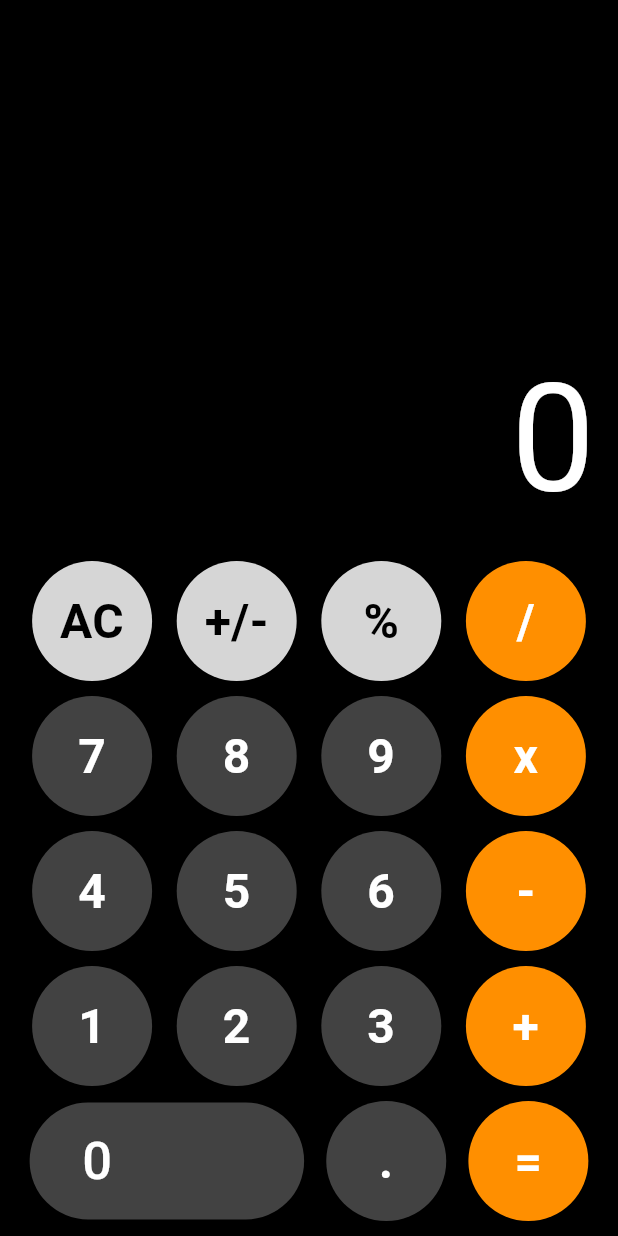
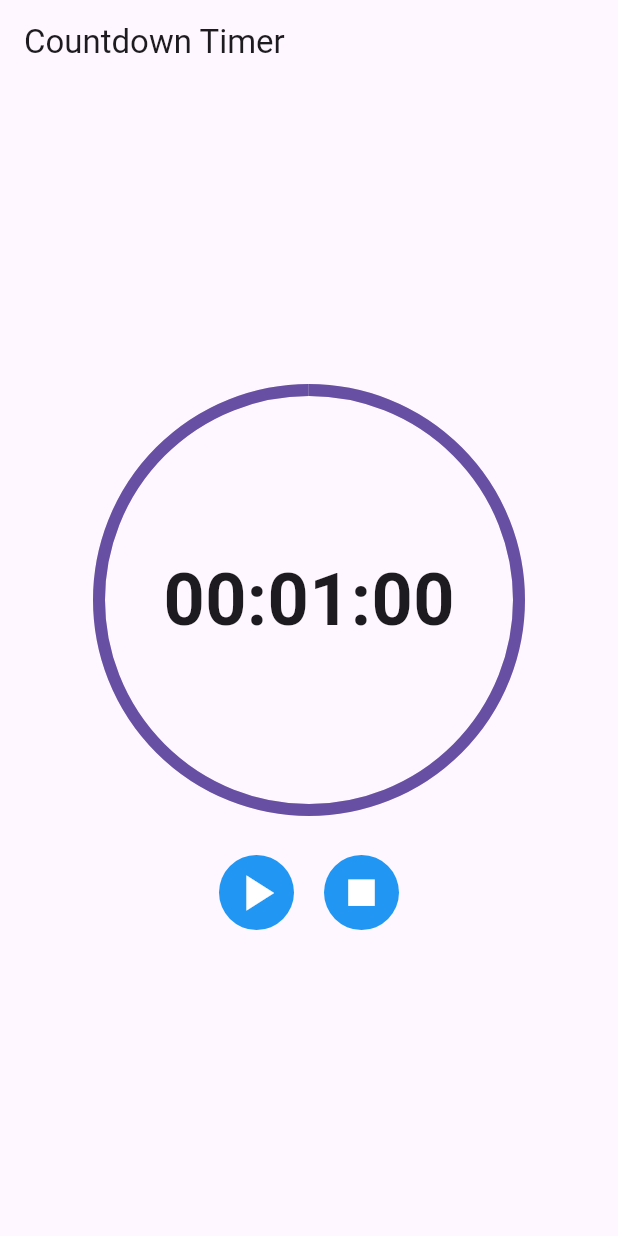
Before and after one commit to Nabinji/Flutter_Provider, a Flutter app: the screen it shows after launch, on a phone screen of 412 x 824 dp. Run offline on Flutter 3.47's test engine with Material 3 defaults, Android fonts, the phone set to English and light mode, and no system bars; missing offline and left inert: function_tree.

Commit message:
Coutdown Timer App

```diff
--- a/lib/Calculator/Screen/my_calculator.dart
+++ b/lib/Calculator/Screen/my_calculator.dart
@@ -1,8 +1,9 @@
 import 'dart:async';
+
 import 'package:flutter/material.dart';
+import 'package:flutter_provider/Calculator/Provider/calculator_provider.dart';
 import 'package:flutter_provider/Calculator/color.dart';
 import 'package:provider/provider.dart';
-import '../Provider/calculator_provider.dart';
 
 class MyCalculator extends StatefulWidget {
   const MyCalculator({super.key});
@@ -12,18 +13,17 @@ class MyCalculator extends StatefulWidget {
 }
 
 class _MyCalculatorState extends State<MyCalculator> {
-  Map<String, bool> buttonStates = {};
-
-  void handleTap(String btntxt) {
+  Map<String, bool> buttonStates = {}; // for button state
+  void handleTap(String text) {
     setState(() {
-      buttonStates[btntxt] = true;
+      buttonStates[text] = true;
     });
-
-    Provider.of<CalculatorProvider>(context, listen: false).setValue(btntxt);
-
+    // for provider call
+    Provider.of<CalculatorProvider>(context, listen: false).setValue(text);
+// for button color movement
     Timer(const Duration(milliseconds: 350), () {
       setState(() {
-        buttonStates[btntxt] = false;
+        buttonStates[text] = false;
       });
     });
   }
@@ -32,97 +32,94 @@ class _MyCalculatorState extends State<MyCalculator> {
   Widget build(BuildContext context) {
     return Consumer<CalculatorProvider>(builder: (context, provider, _) {
       return Scaffold(
-        backgroundColor: Colors.black,
         body: SafeArea(
           child: Padding(
             padding: const EdgeInsets.symmetric(horizontal: 5),
             child: Column(
               mainAxisAlignment: MainAxisAlignment.end,
-              children: <Widget>[
+              children: [
+                // for displaying total
                 Align(
                   alignment: Alignment.centerRight,
                   child: SingleChildScrollView(
                     scrollDirection: Axis.horizontal,
-                    child: Row(
-                      mainAxisAlignment: MainAxisAlignment.end,
-                      children: <Widget>[
-                        Padding(
-                          padding: const EdgeInsets.all(10.0),
                     child: Text(
                       provider.displayText,
                       textAlign: TextAlign.left,
                       style: const TextStyle(
+                        fontSize: 100,
                         color: Colors.white,
-                              fontSize: 100,
                       ),
-                          ),
-                        ),
-                      ],
                     ),
                   ),
                 ),
                 Row(
                   mainAxisAlignment: MainAxisAlignment.spaceEvenly,
-                  children: <Widget>[
-                    numSymbolButton(Colors.grey[350]!, 'AC', Colors.black),
-                    numSymbolButton(Colors.grey[350]!, '+/-', Colors.black),
-                    numSymbolButton(Colors.grey[350]!, '%', Colors.black),
-                    numSymbolButton(symbolBgColor, '/', Colors.white),
+                  children: [
+                    numberSymbolButton(Colors.grey[400]!, "AC", Colors.black87),
+                    numberSymbolButton(
+                        Colors.grey[400]!, "+/-", Colors.black87),
+                    numberSymbolButton(Colors.grey[400]!, "%", Colors.black87),
+                    numberSymbolButton(symbolBgColor, "/", Colors.white),
                   ],
                 ),
                 const SizedBox(height: 10),
                 Row(
                   mainAxisAlignment: MainAxisAlignment.spaceEvenly,
-                  children: <Widget>[
-                    numSymbolButton(numberBgColor, '7', Colors.white),
-                    numSymbolButton(numberBgColor, '8', Colors.white),
-                    numSymbolButton(numberBgColor, '9', Colors.white),
-                    numSymbolButton(symbolBgColor, 'x', Colors.white),
+                  children: [
+                    numberSymbolButton(numberBgColor, "7", Colors.white),
+                    numberSymbolButton(numberBgColor, "8", Colors.white),
+                    numberSymbolButton(numberBgColor, "9", Colors.white),
+                    numberSymbolButton(symbolBgColor, "x", Colors.white),
                   ],
                 ),
                 const SizedBox(height: 10),
                 Row(
                   mainAxisAlignment: MainAxisAlignment.spaceEvenly,
-                  children: <Widget>[
-                    numSymbolButton(numberBgColor, '4', Colors.white),
-                    numSymbolButton(numberBgColor, '5', Colors.white),
-                    numSymbolButton(numberBgColor, '6', Colors.white),
-                    numSymbolButton(symbolBgColor, '-', Colors.white),
+                  children: [
+                    numberSymbolButton(numberBgColor, "4", Colors.white),
+                    numberSymbolButton(numberBgColor, "5", Colors.white),
+                    numberSymbolButton(numberBgColor, "6", Colors.white),
+                    numberSymbolButton(symbolBgColor, "-", Colors.white),
                   ],
                 ),
                 const SizedBox(height: 10),
                 Row(
                   mainAxisAlignment: MainAxisAlignment.spaceEvenly,
-                  children: <Widget>[
-                    numSymbolButton(numberBgColor, '1', Colors.white),
-                    numSymbolButton(numberBgColor, '2', Colors.white),
-                    numSymbolButton(numberBgColor, '3', Colors.white),
-                    numSymbolButton(symbolBgColor, '+', Colors.white),
+                  children: [
+                    numberSymbolButton(numberBgColor, "1", Colors.white),
+                    numberSymbolButton(numberBgColor, "2", Colors.white),
+                    numberSymbolButton(numberBgColor, "3", Colors.white),
+                    numberSymbolButton(symbolBgColor, "+", Colors.white),
                   ],
                 ),
                 const SizedBox(height: 10),
+                // for 0
                 Row(
                   mainAxisAlignment: MainAxisAlignment.spaceEvenly,
-                  children: <Widget>[
+                  children: [
                     ElevatedButton(
                       style: ElevatedButton.styleFrom(
                         backgroundColor: numberBgColor,
-                        padding: const EdgeInsets.fromLTRB(35, 14, 128, 14),
                         shape: const StadiumBorder(),
+                        padding: const EdgeInsets.fromLTRB(35, 12, 128, 12),
                       ),
                       onPressed: () => Provider.of<CalculatorProvider>(context,
                               listen: false)
                           .setValue("0"),
                       child: const Text(
-                        '0',
-                        style: TextStyle(fontSize: 35, color: Colors.white),
+                        "0",
+                        style: TextStyle(
+                          fontWeight: FontWeight.bold,
+                          fontSize: 35,
+                          color: Colors.white,
                         ),
                       ),
-                    numSymbolButton(numberBgColor, '.', Colors.white),
-                    numSymbolButton(symbolBgColor, '=', Colors.white),
+                    ),
+                    numberSymbolButton(numberBgColor, ".", Colors.white),
+                    numberSymbolButton(numberBgColor, "=", Colors.white),
                   ],
-                ),
-                const SizedBox(height: 10),
+                )
               ],
             ),
           ),
@@ -131,30 +128,29 @@ class _MyCalculatorState extends State<MyCalculator> {
     });
   }
 
-  Widget numSymbolButton(
-    Color btncolor,
-    String btntxt,
-    Color txtcolor,
+  Widget numberSymbolButton(
+    Color bgColor,
+    String text,
+    Color textColor,
   ) {
-    bool isChange = buttonStates[btntxt] ?? false;
-
+    bool isChange = buttonStates[text] ?? false;
     return GestureDetector(
-      onTap: () => handleTap(btntxt),
+      onTap: () => handleTap(text),
       child: Container(
         height: 80,
         width: 80,
         decoration: BoxDecoration(
           shape: BoxShape.circle,
-          color: isChange ? Colors.white38 : btncolor,
+          color: isChange ? Colors.white38 : bgColor,
         ),
         child: Center(
           child: Text(
-            btntxt,
+            text,
             textAlign: TextAlign.center,
             style: TextStyle(
-              fontSize: 32,
               fontWeight: FontWeight.bold,
-              color: txtcolor,
+              fontSize: 35,
+              color: textColor,
             ),
           ),
         ),
@@ -162,3 +158,8 @@ class _MyCalculatorState extends State<MyCalculator> {
     );
   }
 }
+// our ui parts is ready
+// now we dives into the logic parts
+// befort that, first we add the dependency,
+// function tree provides us the different mathematical expression
+// we don't need to code for that
--- /dev/null
+++ b/lib/Timer/coundown_timer.dart
@@ -0,0 +1,132 @@
+import 'package:flutter/material.dart';
+import 'package:flutter/cupertino.dart';
+import 'package:provider/provider.dart';
+
+import 'provider/time_provider.dart';
+
+
+class TimerPage extends StatelessWidget {
+  const TimerPage({super.key});
+
+  @override
+  Widget build(BuildContext context) {
+    final timerProvider = Provider.of<TimerProvider>(context);
+
+    return Scaffold(
+      appBar: AppBar(
+        title: const Text('Countdown Timer'),
+      ),
+      body: Column(
+        mainAxisAlignment: MainAxisAlignment.center,
+        children: <Widget>[
+          Stack(
+            alignment: Alignment.center,
+            children: [
+              // progress indicator to display the time duration
+              SizedBox(
+                height: 280,
+                width: 280,
+                child: CircularProgressIndicator(
+                  backgroundColor: Colors.black12,
+                  value: timerProvider.initialTime > 0
+                      ? timerProvider.remainingTime / timerProvider.initialTime
+                      : 0,
+                  strokeWidth: 8,
+                ),
+              ),
+              // display the time
+              GestureDetector(
+                onTap: () => _showTimePicker(context, timerProvider),
+                child: Text(
+                  _formatTime(timerProvider.remainingTime),
+                  style: const TextStyle(
+                      fontSize: 48, fontWeight: FontWeight.bold),
+                ),
+              ),
+            ],
+          ),
+          const SizedBox(height: 30),
+          Row(
+            mainAxisAlignment: MainAxisAlignment.center,
+            children: <Widget>[
+              // play/paus icon
+              GestureDetector(
+                onTap: timerProvider.isRunning
+                    ? timerProvider.pauseTimer
+                    : timerProvider.startTimer,
+                child: Container(
+                  height: 50,
+                  width: 50,
+                  decoration: const BoxDecoration(
+                    shape: BoxShape.circle,
+                    color: Colors.blue,
+                  ),
+                  child: timerProvider.isRunning
+                      ? const Icon(
+                          Icons.pause,
+                          size: 40,
+                          color: Colors.white,
+                        )
+                      : const Icon(
+                          Icons.play_arrow,
+                          size: 40,
+                          color: Colors.white,
+                        ),
+                ),
+              ),
+              const SizedBox(width: 20),
+              // reste time icon
+              GestureDetector(
+                onTap: timerProvider.resetTimer,
+                child: Container(
+                  height: 50,
+                  width: 50,
+                  decoration: const BoxDecoration(
+                    shape: BoxShape.circle,
+                    color: Colors.blue,
+                  ),
+                  child: const Icon(
+                    Icons.stop,
+                    size: 35,
+                    color: Colors.white,
+                  ),
+                ),
+              ),
+            ],
+          ),
+        ],
+      ),
+    );
+  }
+
+  // Displays the CupertinoTimerPicker to select the timer duration.
+  void _showTimePicker(BuildContext context, TimerProvider timerProvider) {
+    showModalBottomSheet(
+      context: context,
+      builder: (context) {
+        return SizedBox(
+          height: 300,
+          child: CupertinoTimerPicker(
+            mode: CupertinoTimerPickerMode.hms,
+            initialTimerDuration:
+                Duration(seconds: timerProvider.remainingTime),
+            onTimerDurationChanged: (Duration newDuration) {
+              if (newDuration.inSeconds > 0) {
+                timerProvider.setTime(newDuration.inSeconds);
+              }
+            },
+          ),
+        );
+      },
+    );
+  }
+
+  // Formats the remaining time into a readable string (HH:MM:SS).
+  String _formatTime(int totalSeconds) {
+    int hours = totalSeconds ~/ 3600;
+    int minutes = (totalSeconds % 3600) ~/ 60;
+    int seconds = totalSeconds % 60;
+
+    return '${hours.toString().padLeft(2, '0')}:${minutes.toString().padLeft(2, '0')}:${seconds.toString().padLeft(2, '0')}';
+  }
+}
--- /dev/null
+++ b/lib/Timer/provider/time_provider.dart
@@ -0,0 +1,56 @@
+import 'package:flutter/material.dart';
+import 'dart:async';
+
+class TimerProvider extends ChangeNotifier {
+  int _remainingTime = 60; // Default timer value in seconds
+  int _initialTime = 60;
+  Timer? _timer;
+  bool _isRunning = false;
+
+  int get remainingTime => _remainingTime;
+  int get initialTime => _initialTime; // Getter for _initialTime
+  bool get isRunning => _isRunning;
+
+  // Starts the timer and updates the remaining time every second.
+  void startTimer() {
+    if (_timer != null || _remainingTime == 0) return;
+
+    _isRunning = true;
+    _timer = Timer.periodic(const Duration(seconds: 1), (timer) {
+      if (_remainingTime > 0) {
+        _remainingTime--;
+        notifyListeners();
+      } else {
+        _timer?.cancel();
+        _timer = null;
+        _remainingTime = _initialTime; // Reset to initial time when timer ends
+        _isRunning = false;
+        notifyListeners();
+      }
+    });
+  }
+
+  // Pauses the timer.
+  void pauseTimer() {
+    _timer?.cancel();
+    _timer = null;
+    _isRunning = false;
+    notifyListeners();
+  }
+
+  // Resets the timer to the initial time.
+  void resetTimer() {
+    _timer?.cancel();
+    _timer = null;
+    _remainingTime = _initialTime;
+    _isRunning = false;
+    notifyListeners();
+  }
+
+  // Sets the timer to a specified number of seconds.
+  void setTime(int seconds) {
+    _remainingTime = seconds;
+    _initialTime = seconds;
+    notifyListeners();
+  }
+}
--- a/lib/main.dart
+++ b/lib/main.dart
@@ -1,14 +1,13 @@
 import 'package:flutter/material.dart';
-import 'package:flutter_provider/Calculator/Provider/calculator_provider.dart';
-import 'package:flutter_provider/Calculator/Screen/my_calculator.dart';
 import 'package:provider/provider.dart';
+
+import 'Timer/coundown_timer.dart';
+import 'Timer/provider/time_provider.dart';
 
 
 void main() {
   runApp(const MyApp());
 }
-
-
 class MyApp extends StatelessWidget {
   const MyApp({super.key});
 
@@ -16,17 +15,23 @@ class MyApp extends StatelessWidget {
   @override
   Widget build(BuildContext context) {
     return ChangeNotifierProvider(
-      create: (context) => CalculatorProvider(),
-      child: MaterialApp(
-        theme: ThemeData.dark(),
+      create: (context) =>  TimerProvider(),
+      child: const MaterialApp(
         debugShowCheckedModeBanner: false,
-        home: const MyCalculator(),
+        home: TimerPage(),
       ),
     );
+  }
+}
 
-      }
 
-  }
+
+
+
+
+
+
+
 
   // debugShowCheckedModeBanner: false,
           // themeMode: provider.themeState,
```
Also changed, not shown: lib/Calculator/Provider/calculator_provider.dart (+10 -8 lines). Lines whose indentation alone changed are shown as unchanged.
